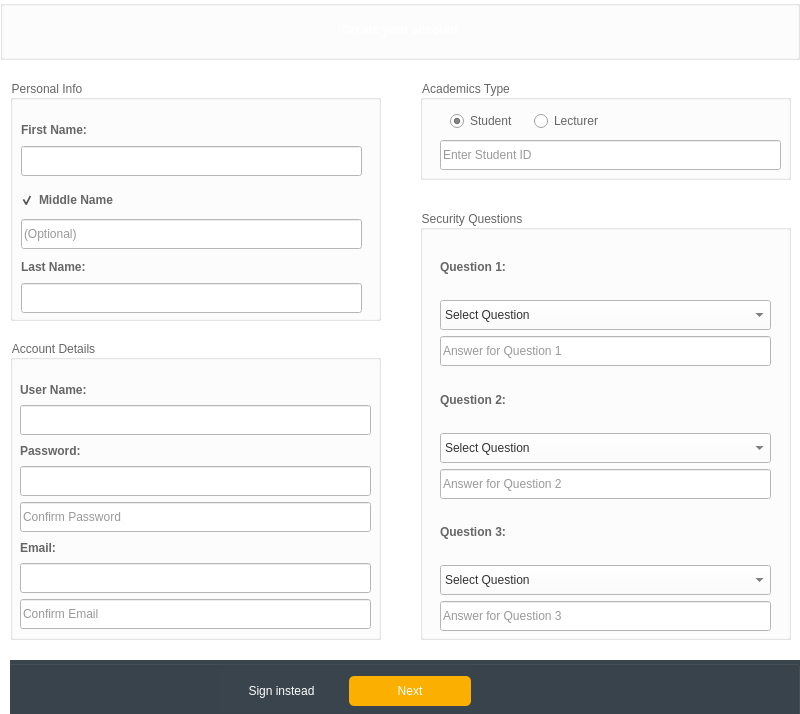
Qt form SGS-FINAL-PROJECT/register.ui (2013110993/SGS) before a commit.
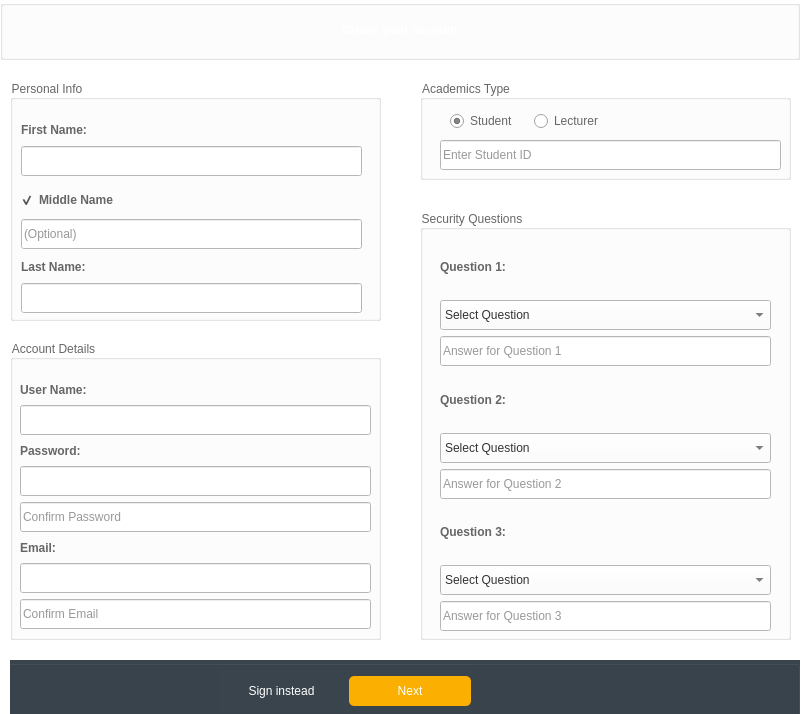
The same form after that commit. Icons and pictures are not drawn.

Commit message: fixed forgot password ui

```diff
--- a/SGS-FINAL-PROJECT/register.ui
+++ b/SGS-FINAL-PROJECT/register.ui
@@ -6,7 +6,7 @@
    <rect>
     <x>0</x>
     <y>0</y>
-    <width>800</width>
+    <width>803</width>
     <height>714</height>
    </rect>
   </property>
```
The commit also changes 3 other files.
